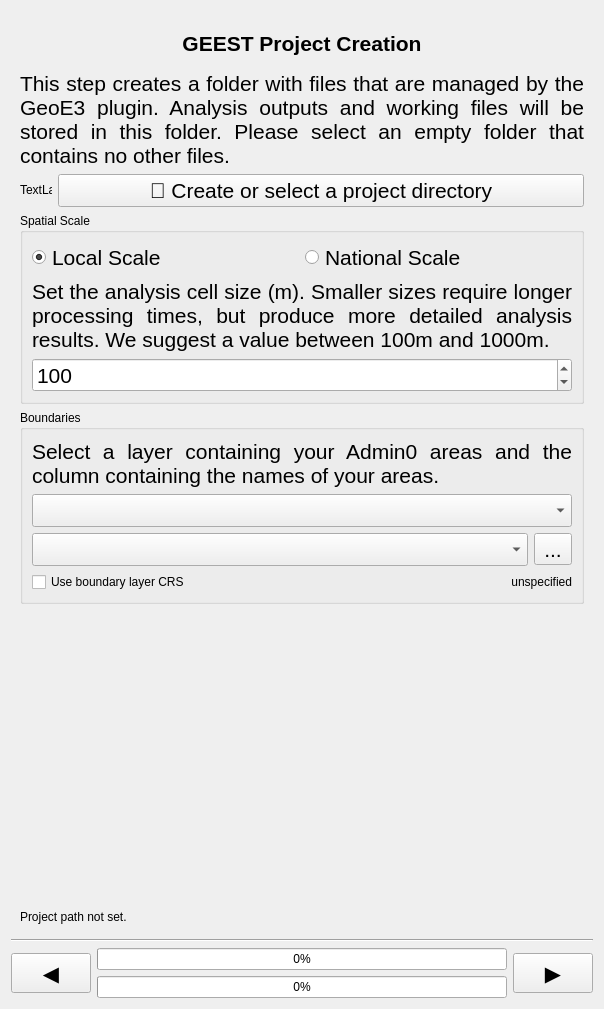
Qt form geest/ui/create_project_panel_base.ui (worldbank/GEEST) before a commit.
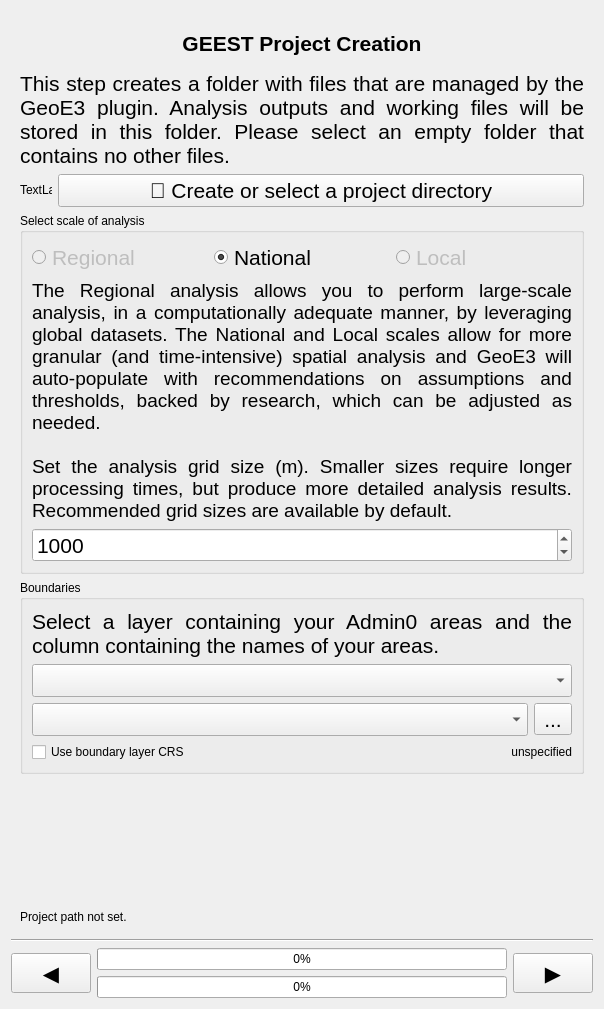
The same form after that commit. Icons and pictures are not drawn. Custom widgets are drawn as their Qt base class.

Commit message: Update spatial scale options in project panel UI and logic

```diff
--- a/geest/ui/create_project_panel_base.ui
+++ b/geest/ui/create_project_panel_base.ui
@@ -59,21 +59,24 @@
        <item row="2" column="0">
         <widget class="QGroupBox" name="groupBox">
          <property name="title">
-          <string>Spatial Scale</string>
+          <string>Select scale of analysis</string>
          </property>
          <layout class="QGridLayout" name="gridLayout_4">
           <item row="0" column="0">
-           <widget class="QRadioButton" name="local_scale">
+           <widget class="QRadioButton" name="regional_scale">
             <property name="font">
              <font>
               <pointsize>16</pointsize>
              </font>
             </property>
             <property name="text">
-             <string>Local Scale</string>
+             <string>Regional</string>
+            </property>
+            <property name="enabled">
+             <bool>false</bool>
             </property>
             <property name="checked">
-             <bool>true</bool>
+             <bool>false</bool>
             </property>
            </widget>
           </item>
@@ -85,14 +88,32 @@
              </font>
             </property>
             <property name="text">
-             <string>National Scale</string>
+             <string>National</string>
             </property>
             <property name="checked">
+             <bool>true</bool>
+            </property>
+           </widget>
+          </item>
+          <item row="0" column="2">
+           <widget class="QRadioButton" name="local_scale">
+            <property name="font">
+             <font>
+              <pointsize>16</pointsize>
+             </font>
+            </property>
+            <property name="text">
+             <string>Local</string>
+            </property>
+            <property name="enabled">
              <bool>false</bool>
             </property>
+            <property name="checked">
+             <bool>false</bool>
+            </property>
            </widget>
           </item>
-          <item row="2" column="0" colspan="2">
+          <item row="2" column="0" colspan="3">
            <widget class="QSpinBox" name="cell_size_spinbox">
             <property name="enabled">
              <bool>true</bool>
@@ -118,19 +139,21 @@
              <number>100</number>
             </property>
             <property name="value">
-             <number>100</number>
+             <number>1000</number>
             </property>
            </widget>
           </item>
-          <item row="1" column="0" colspan="2">
+          <item row="1" column="0" colspan="3">
            <widget class="QLabel" name="description2">
             <property name="font">
              <font>
-              <pointsize>16</pointsize>
+              <pointsize>14</pointsize>
              </font>
             </property>
             <property name="text">
-             <string>Set the analysis cell size (m). Smaller sizes require longer processing times, but produce more detailed analysis results. We suggest a value between 100m and 1000m.</string>
+             <string>The Regional analysis allows you to perform large-scale analysis, in a computationally adequate manner, by leveraging global datasets. The National and Local scales allow for more granular (and time-intensive) spatial analysis and GeoE3 will auto-populate with recommendations on assumptions and thresholds, backed by research, which can be adjusted as needed.
+
+Set the analysis grid size (m). Smaller sizes require longer processing times, but produce more detailed analysis results. Recommended grid sizes are available by default.</string>
             </property>
             <property name="alignment">
              <set>Qt::AlignJustify|Qt::AlignTop</set>
```
The commit also changes 1 other file.
